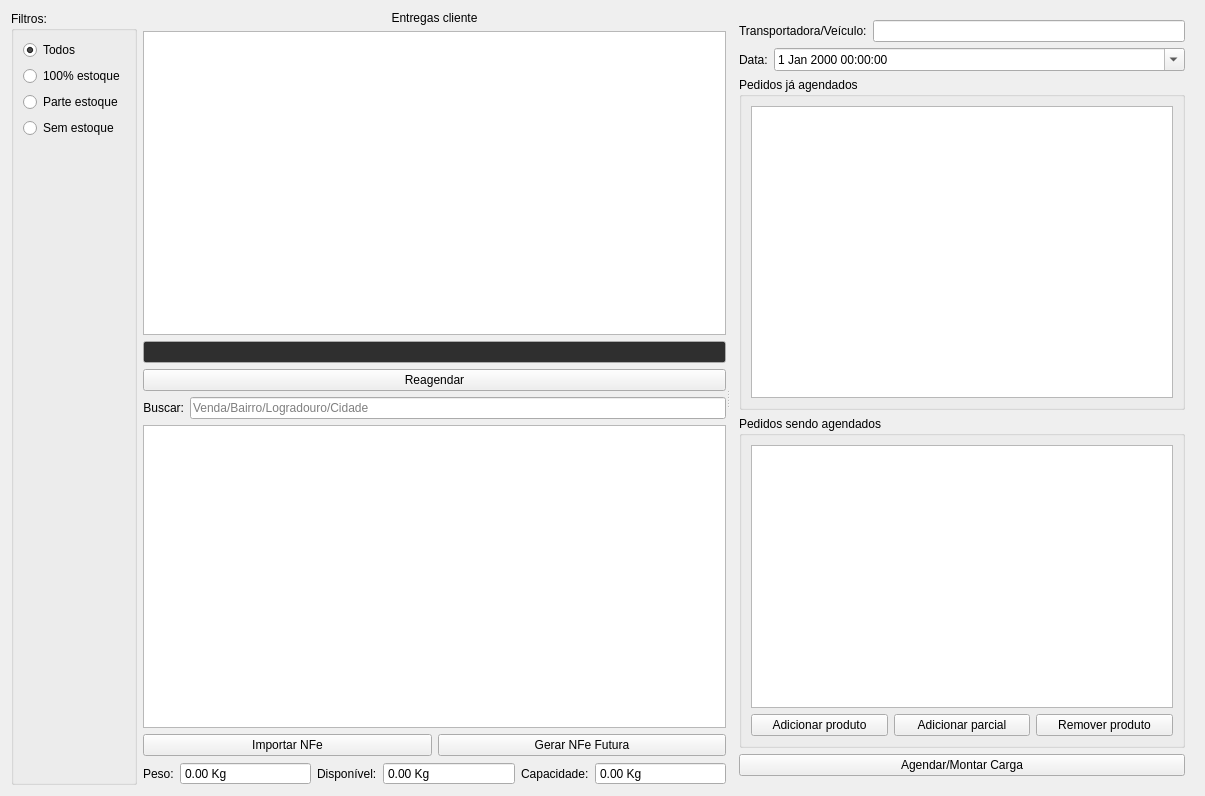
darktorres/ERP-STACCATO, file ui/widgetlogisticaagendarentrega.ui: the form before one commit.
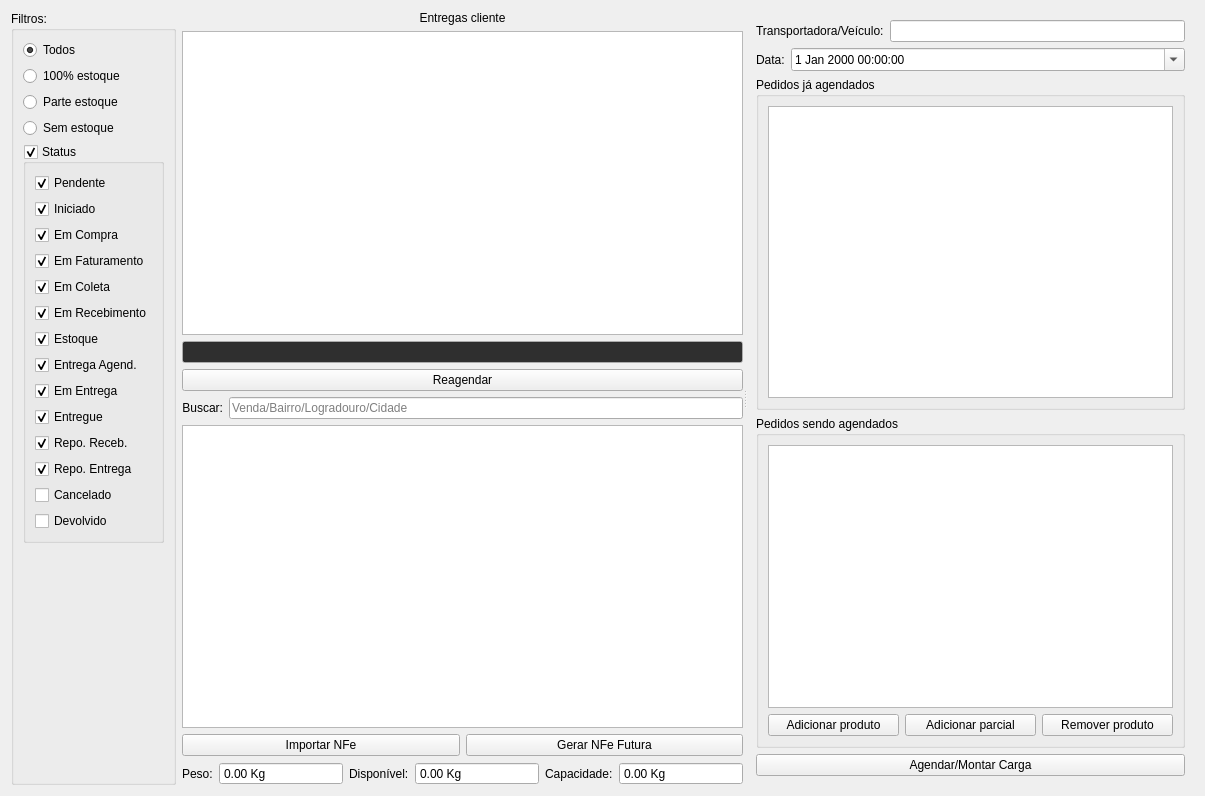
The form after the commit. Custom widgets are drawn as their Qt base class.

Commit message: Adicionado filtro de status na tela de agendar entregas

```diff
--- a/ui/widgetlogisticaagendarentrega.ui
+++ b/ui/widgetlogisticaagendarentrega.ui
@@ -28,21 +28,7 @@
      <property name="title">
       <string>Filtros:</string>
      </property>
-     <layout class="QGridLayout" name="gridLayout_12">
-      <item row="3" column="0">
-       <widget class="QRadioButton" name="radioButtonSemEstoque">
-        <property name="text">
-         <string>Sem estoque</string>
-        </property>
-       </widget>
-      </item>
-      <item row="1" column="0">
-       <widget class="QRadioButton" name="radioButtonTotalEstoque">
-        <property name="text">
-         <string>100% estoque</string>
-        </property>
-       </widget>
-      </item>
+     <layout class="QGridLayout" name="gridLayout_10">
       <item row="0" column="0">
        <widget class="QRadioButton" name="radioButtonEntregaLimpar">
         <property name="text">
@@ -53,7 +39,219 @@
         </property>
        </widget>
       </item>
+      <item row="1" column="0">
+       <widget class="QRadioButton" name="radioButtonTotalEstoque">
+        <property name="text">
+         <string>100% estoque</string>
+        </property>
+       </widget>
+      </item>
+      <item row="2" column="0">
+       <widget class="QRadioButton" name="radioButtonParcialEstoque">
+        <property name="text">
+         <string>Parte estoque</string>
+        </property>
+       </widget>
+      </item>
+      <item row="3" column="0">
+       <widget class="QRadioButton" name="radioButtonSemEstoque">
+        <property name="text">
+         <string>Sem estoque</string>
+        </property>
+       </widget>
+      </item>
       <item row="4" column="0">
+       <widget class="QGroupBox" name="groupBoxStatus">
+        <property name="title">
+         <string>Status</string>
+        </property>
+        <property name="checkable">
+         <bool>true</bool>
+        </property>
+        <property name="checked">
+         <bool>true</bool>
+        </property>
+        <layout class="QGridLayout" name="gridLayout_40">
+         <item row="12" column="0">
+          <widget class="QCheckBox" name="checkBoxCancelado">
+           <property name="enabled">
+            <bool>true</bool>
+           </property>
+           <property name="text">
+            <string>Cancelado</string>
+           </property>
+          </widget>
+         </item>
+         <item row="3" column="0">
+          <widget class="QCheckBox" name="checkBoxEmFaturamento">
+           <property name="enabled">
+            <bool>true</bool>
+           </property>
+           <property name="text">
+            <string>Em Faturamento</string>
+           </property>
+           <property name="checked">
+            <bool>true</bool>
+           </property>
+          </widget>
+         </item>
+         <item row="4" column="0">
+          <widget class="QCheckBox" name="checkBoxEmColeta">
+           <property name="enabled">
+            <bool>true</bool>
+           </property>
+           <property name="text">
+            <string>Em Coleta</string>
+           </property>
+           <property name="checked">
+            <bool>true</bool>
+           </property>
+          </widget>
+         </item>
+         <item row="10" column="0">
+          <widget class="QCheckBox" name="checkBoxRepoReceb">
+           <property name="enabled">
+            <bool>true</bool>
+           </property>
+           <property name="text">
+            <string>Repo. Receb.</string>
+           </property>
+           <property name="checked">
+            <bool>true</bool>
+           </property>
+          </widget>
+         </item>
+         <item row="13" column="0">
+          <widget class="QCheckBox" name="checkBoxDevolvido">
+           <property name="enabled">
+            <bool>true</bool>
+           </property>
+           <property name="text">
+            <string>Devolvido</string>
+           </property>
+          </widget>
+         </item>
+         <item row="5" column="0">
+          <widget class="QCheckBox" name="checkBoxEmRecebimento">
+           <property name="enabled">
+            <bool>true</bool>
+           </property>
+           <property name="text">
+            <string>Em Recebimento</string>
+           </property>
+           <property name="checked">
+            <bool>true</bool>
+           </property>
+          </widget>
+         </item>
+         <item row="6" column="0">
+          <widget class="QCheckBox" name="checkBoxEstoque">
+           <property name="enabled">
+            <bool>true</bool>
+           </property>
+           <property name="text">
+            <string>Estoque</string>
+           </property>
+           <property name="checked">
+            <bool>true</bool>
+           </property>
+          </widget>
+         </item>
+         <item row="9" column="0">
+          <widget class="QCheckBox" name="checkBoxEntregue">
+           <property name="enabled">
+            <bool>true</bool>
+           </property>
+           <property name="text">
+            <string>Entregue</string>
+           </property>
+           <property name="checked">
+            <bool>true</bool>
+           </property>
+          </widget>
+         </item>
+         <item row="7" column="0">
+          <widget class="QCheckBox" name="checkBoxEntregaAgend">
+           <property name="enabled">
+            <bool>true</bool>
+           </property>
+           <property name="text">
+            <string>Entrega Agend.</string>
+           </property>
+           <property name="checked">
+            <bool>true</bool>
+           </property>
+          </widget>
+         </item>
+         <item row="8" column="0">
+          <widget class="QCheckBox" name="checkBoxEmEntrega">
+           <property name="enabled">
+            <bool>true</bool>
+           </property>
+           <property name="text">
+            <string>Em Entrega</string>
+           </property>
+           <property name="checked">
+            <bool>true</bool>
+           </property>
+          </widget>
+         </item>
+         <item row="2" column="0">
+          <widget class="QCheckBox" name="checkBoxEmCompra">
+           <property name="enabled">
+            <bool>true</bool>
+           </property>
+           <property name="text">
+            <string>Em Compra</string>
+           </property>
+           <property name="checked">
+            <bool>true</bool>
+           </property>
+          </widget>
+         </item>
+         <item row="0" column="0">
+          <widget class="QCheckBox" name="checkBoxPendente">
+           <property name="enabled">
+            <bool>true</bool>
+           </property>
+           <property name="text">
+            <string>Pendente</string>
+           </property>
+           <property name="checked">
+            <bool>true</bool>
+           </property>
+          </widget>
+         </item>
+         <item row="1" column="0">
+          <widget class="QCheckBox" name="checkBoxIniciado">
+           <property name="enabled">
+            <bool>true</bool>
+           </property>
+           <property name="text">
+            <string>Iniciado</string>
+           </property>
+           <property name="checked">
+            <bool>true</bool>
+           </property>
+          </widget>
+         </item>
+         <item row="11" column="0">
+          <widget class="QCheckBox" name="checkBoxRepoEntrega">
+           <property name="enabled">
+            <bool>true</bool>
+           </property>
+           <property name="text">
+            <string>Repo. Entrega</string>
+           </property>
+           <property name="checked">
+            <bool>true</bool>
+           </property>
+          </widget>
+         </item>
+        </layout>
+       </widget>
+      </item>
+      <item row="5" column="0">
        <spacer name="verticalSpacer_5">
         <property name="orientation">
          <enum>Qt::Vertical</enum>
@@ -66,13 +264,6 @@
         </property>
        </spacer>
       </item>
-      <item row="2" column="0">
-       <widget class="QRadioButton" name="radioButtonParcialEstoque">
-        <property name="text">
-         <string>Parte estoque</string>
-        </property>
-       </widget>
-      </item>
      </layout>
     </widget>
    </item>
```
The commit also changes 6 other files.
